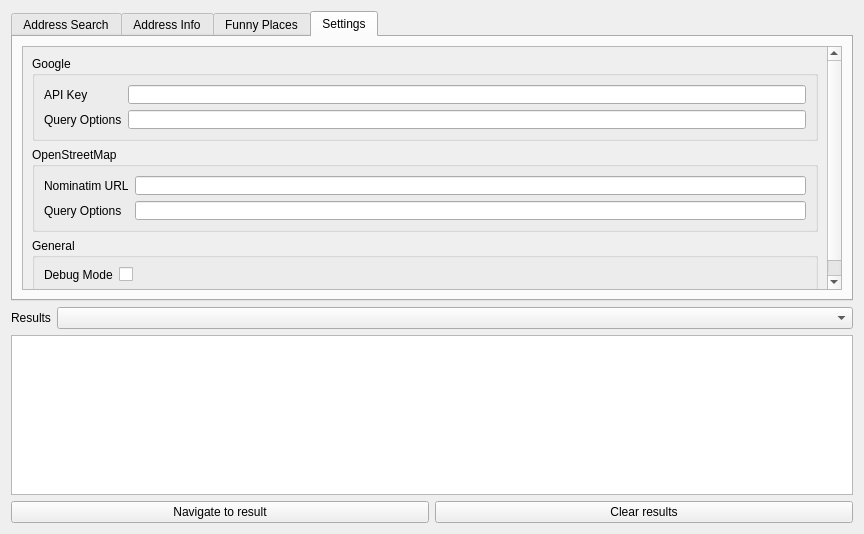
Old version of the form src/plugins/sb_address_services/sbaddressservicesguibase.ui in the repository andreassteffens/QGIS.
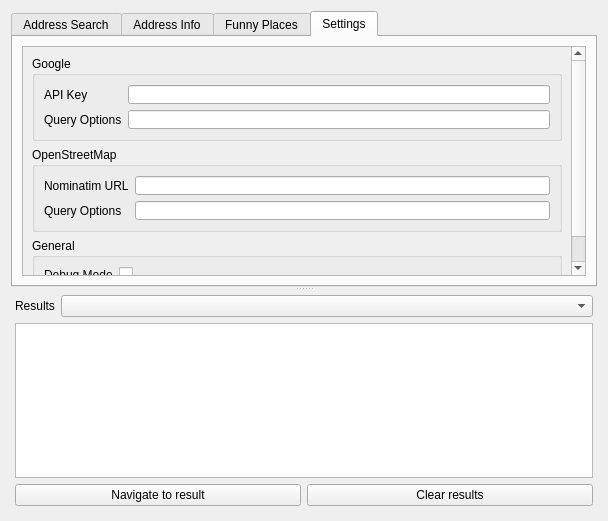
New version of the form. The open tabs and pages were chosen to show the change. Icons and pictures are not drawn.

Commit message: - added splitter to plugin ui

```diff
--- a/src/plugins/sb_address_services/sbaddressservicesguibase.ui
+++ b/src/plugins/sb_address_services/sbaddressservicesguibase.ui
@@ -9,8 +9,8 @@
    <rect>
     <x>0</x>
     <y>0</y>
-    <width>864</width>
-    <height>534</height>
+    <width>608</width>
+    <height>521</height>
    </rect>
   </property>
   <property name="sizePolicy">
@@ -28,8 +28,21 @@
   <property name="windowTitle">
    <string>[a]tapa Address Services</string>
   </property>
-  <layout class="QVBoxLayout" name="verticalLayout" stretch="0,0,0,0">
-   <item>
+  <layout class="QGridLayout" name="gridLayout_4">
+   <item row="0" column="0">
+    <widget class="QSplitter" name="mSplitPlugin">
+     <property name="styleSheet">
+      <string notr="true"/>
+     </property>
+     <property name="frameShape">
+      <enum>QFrame::NoFrame</enum>
+     </property>
+     <property name="orientation">
+      <enum>Qt::Vertical</enum>
+     </property>
+     <property name="opaqueResize">
+      <bool>true</bool>
+     </property>
     <widget class="QTabWidget" name="mTabsServices">
      <property name="sizePolicy">
       <sizepolicy hsizetype="Expanding" vsizetype="Minimum">
@@ -923,8 +936,8 @@
           <property name="geometry">
            <rect>
             <x>0</x>
-            <y>-65</y>
-            <width>803</width>
+             <y>0</y>
+             <width>547</width>
             <height>260</height>
            </rect>
           </property>
@@ -1047,7 +1060,26 @@
       </layout>
      </widget>
     </widget>
-   </item>
+     <widget class="QFrame" name="mFrmResults">
+      <property name="frameShape">
+       <enum>QFrame::NoFrame</enum>
+      </property>
+      <property name="frameShadow">
+       <enum>QFrame::Raised</enum>
+      </property>
+      <layout class="QVBoxLayout" name="verticalLayout_3">
+       <property name="leftMargin">
+        <number>4</number>
+       </property>
+       <property name="topMargin">
+        <number>4</number>
+       </property>
+       <property name="rightMargin">
+        <number>4</number>
+       </property>
+       <property name="bottomMargin">
+        <number>4</number>
+       </property>
    <item>
     <layout class="QFormLayout" name="formLayout_3">
      <item row="0" column="0">
@@ -1116,6 +1148,10 @@
    </item>
   </layout>
  </widget>
+    </widget>
+   </item>
+  </layout>
+ </widget>
  <tabstops>
   <tabstop>mLeSearch</tabstop>
   <tabstop>mTbtnSearch</tabstop>
```
Left out of the diff: 12 changed lines with no effect on the pictures. Lines whose indentation alone changed are shown as unchanged.
